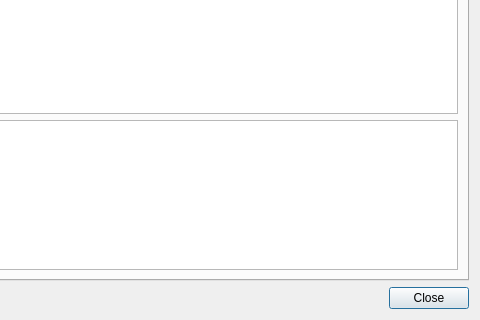
First picture: the form in SIM-VICUS/src/SVLcaLccResultsDialog.ui, repository ghorwin/SIM-VICUS, before the edit; both pictures show x 720 to 1200 and y 397 to 717 of the 1200 by 717 pixel window.
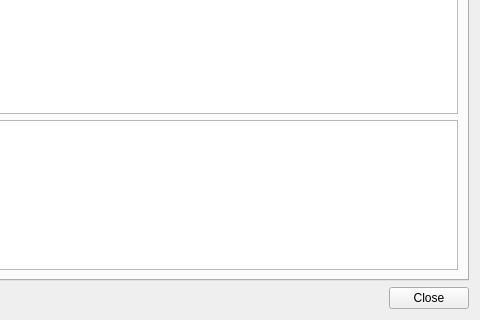
Second picture: the form after the edit.

Patch:
```diff
--- a/SIM-VICUS/src/SVLcaLccResultsDialog.ui
+++ b/SIM-VICUS/src/SVLcaLccResultsDialog.ui
@@ -1,7 +1,7 @@
 <?xml version="1.0" encoding="UTF-8"?>
 <ui version="4.0">
  <class>SVLcaLccResultsDialog</class>
- <widget class="QDialog" name="SVLcaLccResultsDialog">
+ <widget class="QWidget" name="SVLcaLccResultsDialog">
   <property name="geometry">
    <rect>
     <x>0</x>
```
